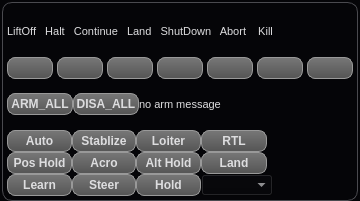
Qt form src/ui/uasmulticontrol.ui (tsgao/CyPlanner) before a commit.
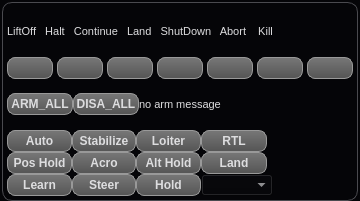
The same form after that commit. Icons and pictures are not drawn.

Patch:
```diff
--- a/src/ui/uasmulticontrol.ui
+++ b/src/ui/uasmulticontrol.ui
@@ -593,7 +593,7 @@
         <item row="0" column="1">
          <widget class="QPushButton" name="stabilizeModeButton">
           <property name="text">
-           <string>Stablize</string>
+           <string>Stabilize</string>
           </property>
          </widget>
         </item>
```
